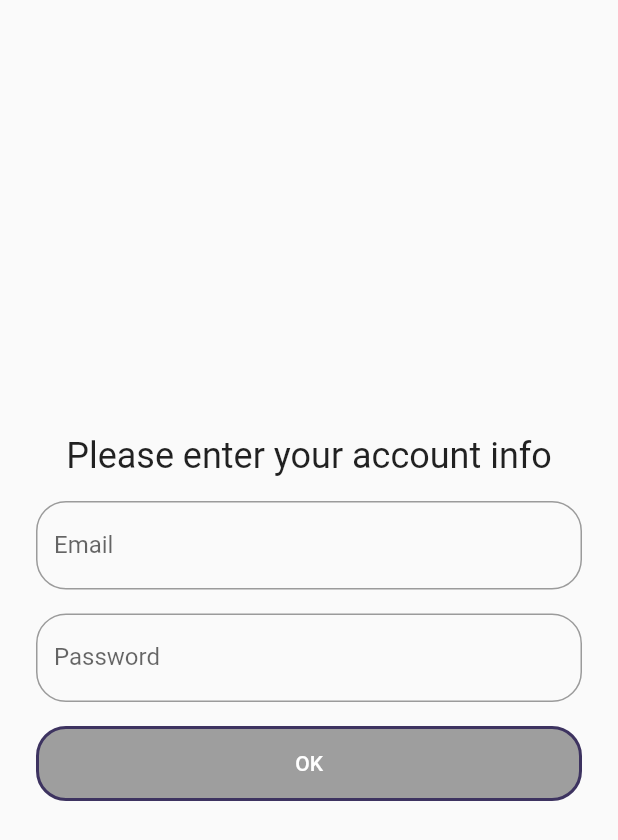
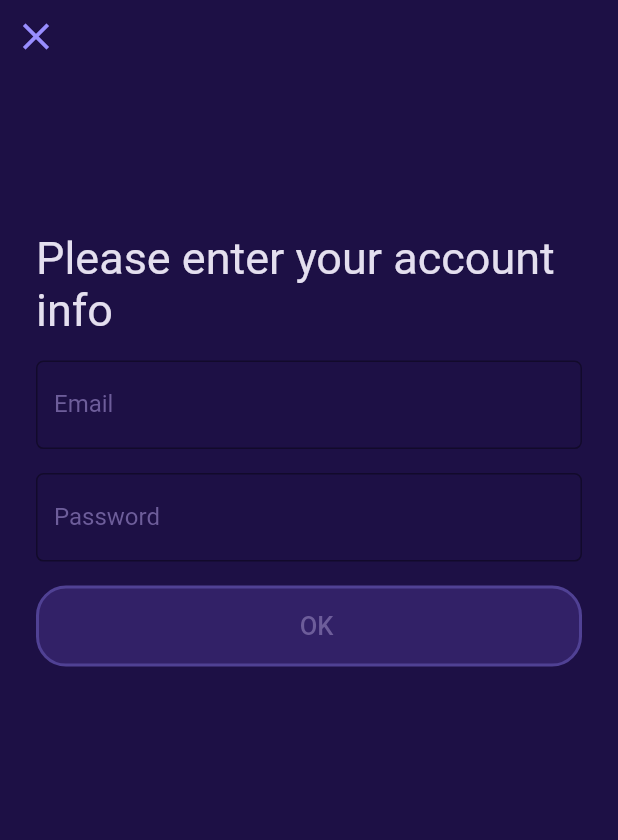
Before and after one commit to ZohaibSoomro/Chat-app-Flutter, a Flutter app: the screen it shows after launch, after a tap on "Sign In with Email", on a phone screen of 412 x 824 dp. Shown: the top 840 px of the screen. Run offline on Flutter 3.47's test engine with Material 2 defaults, Android fonts, the phone set to English and light mode, and no system bars.

```diff
--- a/lib/constants.dart
+++ b/lib/constants.dart
@@ -1,5 +1,9 @@
 import 'package:flutter/material.dart';
 
+TextStyle kTextStyle([double? size]) => TextStyle(
+      color: kAiChatTextColor,
+      fontSize: size,
+    );
 const kBaseColor = Color(0xFF1D1045);
 
 const kButtonUpperColor = Color(0xFF62BFFF);
--- a/lib/pages/login_page.dart
+++ b/lib/pages/login_page.dart
@@ -1,5 +1,7 @@
 import 'package:chat_app/constants.dart';
 import 'package:flutter/material.dart';
+
+import '../utilities/widgets/roundedbtn.dart';
 
 class LoginPage extends StatefulWidget {
   LoginPage({super.key});
@@ -40,46 +42,53 @@ class _LoginPageState extends State<LoginPage> {
   @override
   Widget build(BuildContext context) {
     return Scaffold(
-      body: Center(
+      backgroundColor: kBaseColor,
+      body: SafeArea(
+        child: Column(
+          mainAxisAlignment: MainAxisAlignment.start,
+          children: [
+            Align(
+              alignment: Alignment.topLeft,
+              child: IconButton(
+                  onPressed: () => Navigator.pop(context),
+                  icon: const Icon(
+                    Icons.close,
+                    color: kIconColor,
+                    size: 30,
+                  )),
+            ),
+            SizedBox(height: MediaQuery.of(context).size.height * 0.1),
+            Form(
+              key: _formKey,
               child: Padding(
                 padding: const EdgeInsets.all(24.0),
-          child: Form(
-            key: _formKey,
                 child: Column(
                   mainAxisAlignment: MainAxisAlignment.center,
                   children: [
-                const Text(
+                    Text(
                       'Please enter your account info',
-                  style: TextStyle(fontSize: 24.0),
+                      style: kTextStyle(30),
                     ),
                     const SizedBox(height: 16.0),
-                TextFormField(
-                  controller: _emailController,
-                  decoration: InputDecoration(
-                    labelText: 'Email',
-                    border: OutlineInputBorder(
-                      borderRadius: BorderRadius.circular(20.0),
-                      borderSide: const BorderSide(width: 2.0),
-                    ),
-                  ),
+                    buildTextField(
+                      _emailController,
+                      'Email',
                       validator: (value) {
                         if (value != null && value.isEmpty) {
                           return 'Please enter your email';
+                        }
+                        if (!RegExp(r'^[a-zA-Z0-9]+@[a-zA-Z]+\.[a-zA-Z]{2,}$')
+                            .hasMatch(value!)) {
+                          return "invalid email";
                         }
                         return null;
                       },
                     ),
                     const SizedBox(height: 16.0),
-                TextFormField(
-                  controller: _passwordController,
-                  obscureText: true,
-                  decoration: InputDecoration(
-                    labelText: 'Password',
-                    border: OutlineInputBorder(
-                      borderRadius: BorderRadius.circular(20.0),
-                      borderSide: const BorderSide(width: 2.0),
-                    ),
-                  ),
+                    buildTextField(
+                      _passwordController,
+                      'Password',
+                      isPassword: true,
                       validator: (value) {
                         if (value != null && value.isEmpty) {
                           return 'Please enter your password';
@@ -91,45 +100,45 @@ class _LoginPageState extends State<LoginPage> {
                       },
                     ),
                     const SizedBox(height: 16.0),
-                Container(
-                  width: double.infinity,
-                  height: 50.0,
-                  decoration: BoxDecoration(
-                    color: !validated ? Colors.grey : null,
-                    gradient: !validated
-                        ? null
-                        : const LinearGradient(
-                            colors: [kButtonUpperColor, kButtonLowerColor],
-                            begin: Alignment.topCenter,
-                            end: Alignment.bottomCenter,
-                          ),
-                    borderRadius: BorderRadius.circular(20.0),
-                    border: Border.all(width: 2.0, color: kBorderColor),
-                  ),
-                  child: MaterialButton(
+                    RoundedButton(
+                      isDisabled: !validated,
+                      colored: validated,
                       onPressed: () {
                         if (_formKey.currentState!.validate()) {
-                        validated = false;
+                          validated = true;
+                          _formKey.currentState!.reset();
                           _emailController.clear();
                           _passwordController.clear();
-                        _formKey.currentState!.reset();
                           setState(() {});
                         }
                       },
-                    shape: RoundedRectangleBorder(
-                      borderRadius: BorderRadius.circular(20.0),
+                      text: 'OK',
                     ),
-                    child: const Text(
-                      'OK',
-                      style: TextStyle(color: Colors.white),
+                  ],
                 ),
               ),
             ),
           ],
         ),
       ),
+    );
+  }
+
+  TextFormField buildTextField(controller, label,
+      {String? Function(String?)? validator, bool? isPassword = false}) {
+    return TextFormField(
+      style: kTextStyle(),
+      obscureText: false,
+      controller: controller,
+      decoration: InputDecoration(
+        labelText: label,
+        labelStyle: kTextStyle().copyWith(color: kHintColor),
+        border: OutlineInputBorder(
+          borderRadius: BorderRadius.circular(5.0),
+          borderSide: const BorderSide(width: 2.0, color: kBorderColor),
         ),
       ),
+      validator: validator,
     );
   }
 }
--- a/lib/pages/login_signup_option.dart
+++ b/lib/pages/login_signup_option.dart
@@ -1,6 +1,9 @@
 import 'package:chat_app/constants.dart';
 import 'package:chat_app/pages/login_page.dart';
 import 'package:flutter/material.dart';
+
+import '../utilities/widgets/roundedbtn.dart';
+import 'signup_page.dart';
 
 class LoginSignupOption extends StatelessWidget {
   const LoginSignupOption({super.key});
@@ -29,16 +32,7 @@ class LoginSignupOption extends StatelessWidget {
                 crossAxisAlignment: CrossAxisAlignment.stretch,
                 children: [
                   // Sign in button
-                  Container(
-                    decoration: BoxDecoration(
-                      borderRadius: BorderRadius.circular(30),
-                      gradient: const LinearGradient(
-                        colors: [kButtonUpperColor, kButtonLowerColor],
-                        begin: Alignment.topCenter,
-                        end: Alignment.bottomCenter,
-                      ),
-                    ),
-                    child: MaterialButton(
+                  RoundedButton(
                     onPressed: () {
                       Navigator.push(
                         context,
@@ -47,57 +41,25 @@ class LoginSignupOption extends StatelessWidget {
                         ),
                       );
                     },
-                      minWidth: 200,
-                      height: 50,
-                      shape: RoundedRectangleBorder(
-                        borderRadius: BorderRadius.circular(30),
-                      ),
-                      child: Row(
-                        mainAxisAlignment: MainAxisAlignment.center,
-                        children: const [
-                          Icon(
-                            Icons.mail_outline,
-                            color: Colors.white,
-                          ),
-                          SizedBox(width: 10),
-                          Text(
-                            'Sign In with Email',
-                            style: TextStyle(color: Colors.white),
-                          ),
-                        ],
-                      ),
-                    ),
+                    text: 'Sign In with Email',
+                    icon: Icons.mail_outline,
                   ),
                   const SizedBox(height: 20),
+                  RoundedButton(
+                    onPressed: () {
+                      Navigator.push(
+                        context,
+                        MaterialPageRoute(
+                          builder: (context) => SignupPage(),
+                        ),
+                      );
+                    },
+                    text: 'Sign up',
+                    icon: Icons.app_registration_rounded,
+                    colored: false,
+                  ),
                   // Sign up button
-                  Container(
-                    decoration: BoxDecoration(
-                      borderRadius: BorderRadius.circular(30),
-                      border: Border.all(color: kButtonLowerColor, width: 2),
-                    ),
-                    child: MaterialButton(
-                      onPressed: () {},
-                      minWidth: 200,
-                      height: 50,
-                      shape: RoundedRectangleBorder(
-                        borderRadius: BorderRadius.circular(30),
-                      ),
-                      child: Row(
-                        mainAxisAlignment: MainAxisAlignment.center,
-                        children: const [
-                          Icon(
-                            Icons.app_registration_outlined,
-                            color: kIconColor,
-                          ),
-                          SizedBox(width: 10),
-                          Text(
-                            'Sign Up',
-                            style: TextStyle(color: Colors.white),
-                          ),
-                        ],
-                      ),
-                    ),
-                  ),
+
                   const SizedBox(height: 20),
                   // Forgot password button
                   Align(
--- /dev/null
+++ b/lib/utilities/widgets/roundedbtn.dart
@@ -0,0 +1,70 @@
+import 'package:chat_app/constants.dart';
+import 'package:flutter/material.dart';
+
+class RoundedButton extends StatelessWidget {
+  final bool isDisabled;
+
+  const RoundedButton({
+    super.key,
+    required this.text,
+    required this.onPressed,
+    this.icon,
+    this.colored = true,
+    this.isDisabled = false,
+  });
+  final String text;
+  final VoidCallback onPressed;
+  final IconData? icon;
+  final bool colored;
+  @override
+  Widget build(BuildContext context) {
+    final decoration = colored
+        ? BoxDecoration(
+            borderRadius: BorderRadius.circular(20),
+            border: Border.all(width: 2.0, color: kContainerBorderColor),
+            gradient: isDisabled
+                ? null
+                : const LinearGradient(
+                    colors: [kButtonUpperColor, kButtonLowerColor],
+                    begin: Alignment.topCenter,
+                    end: Alignment.bottomCenter,
+                  ),
+          )
+        : BoxDecoration(
+            color: isDisabled ? kEmptyFormColor : kBaseColor,
+            borderRadius: BorderRadius.circular(20),
+            border: Border.all(
+                color: isDisabled ? kContainerBorderColor : kButtonLowerColor,
+                width: 2),
+          );
+    return Container(
+      decoration: decoration,
+      child: MaterialButton(
+        onPressed: onPressed,
+        minWidth: 200,
+        height: 50,
+        shape: RoundedRectangleBorder(
+          borderRadius: BorderRadius.circular(30),
+        ),
+        child: Row(
+          mainAxisAlignment: MainAxisAlignment.center,
+          children: [
+            if (icon != null)
+              Icon(
+                icon,
+                color: isDisabled ? kHintColor : Colors.white,
+              ),
+            const SizedBox(width: 10),
+            Text(
+              text,
+              style: TextStyle(
+                color: isDisabled ? kHintColor : Colors.white,
+                fontSize: 17,
+              ),
+            ),
+          ],
+        ),
+      ),
+    );
+  }
+}
```
Also changed, not shown: lib/pages/signup_page.dart (added, +120 -0 lines), pubspec.lock, 2 other files. Lines whose indentation alone changed are shown as unchanged.
